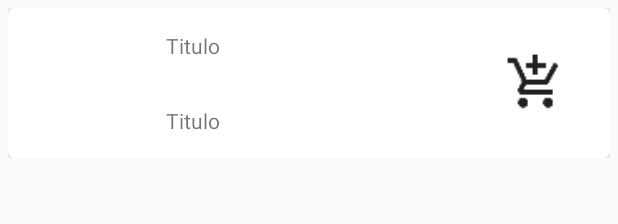
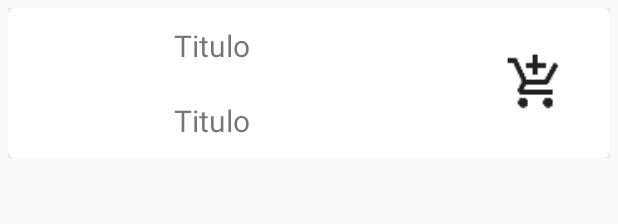
Before and after one commit to ur13l/SuperFacil, an Android app: the layout item_product.xml on its own in the app's theme, with its tools: preview values and no code run, on a phone screen of 412 x 824 dp. Shown: the top 224 px of the screen. Run offline under Robolectric (Android 15) with nearby library versions, the phone set to English and light mode, and no system bars.

Commit message:
Cambio de colores y correcciones

```diff
--- a/app/src/main/res/layout/item_product.xml
+++ b/app/src/main/res/layout/item_product.xml
@@ -36,7 +36,9 @@
                 android:layout_height="0dp"
                 android:layout_weight="1"
                     android:text="Titulo"
-                    android:gravity="center|left"/>
+                    android:gravity="center|left"
+                    android:textSize="20sp"
+                    android:paddingLeft="5dp"/>
 
                 <TextView
                     android:id="@+id/price_product"
@@ -44,7 +46,9 @@
                     android:layout_height="0dp"
                     android:layout_weight="1"
                     android:text="Titulo"
-                    android:gravity="center|left"/>
+                    android:gravity="center|left"
+                    android:textSize="20sp"
+                    android:paddingLeft="5dp"/>
             </LinearLayout>
 
             <RelativeLayout
--- a/app/src/main/res/values/colors.xml
+++ b/app/src/main/res/values/colors.xml
@@ -1,6 +1,6 @@
 <?xml version="1.0" encoding="utf-8"?>
 <resources>
-    <color name="colorPrimary">#FF9800</color>
-    <color name="colorPrimaryDark">#F57C00</color>
-    <color name="colorAccent">#F57C00</color>
+    <color name="colorPrimary">#03A9F4</color>
+    <color name="colorPrimaryDark">#0288D1</color>
+    <color name="colorAccent">#FF5722</color>
 </resources>
```
